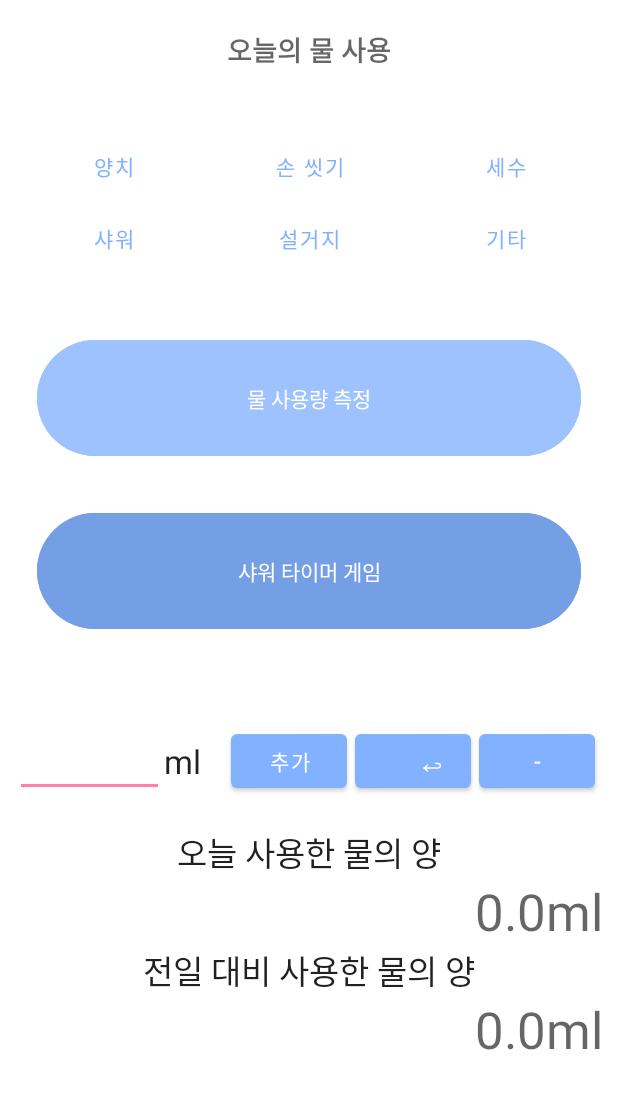
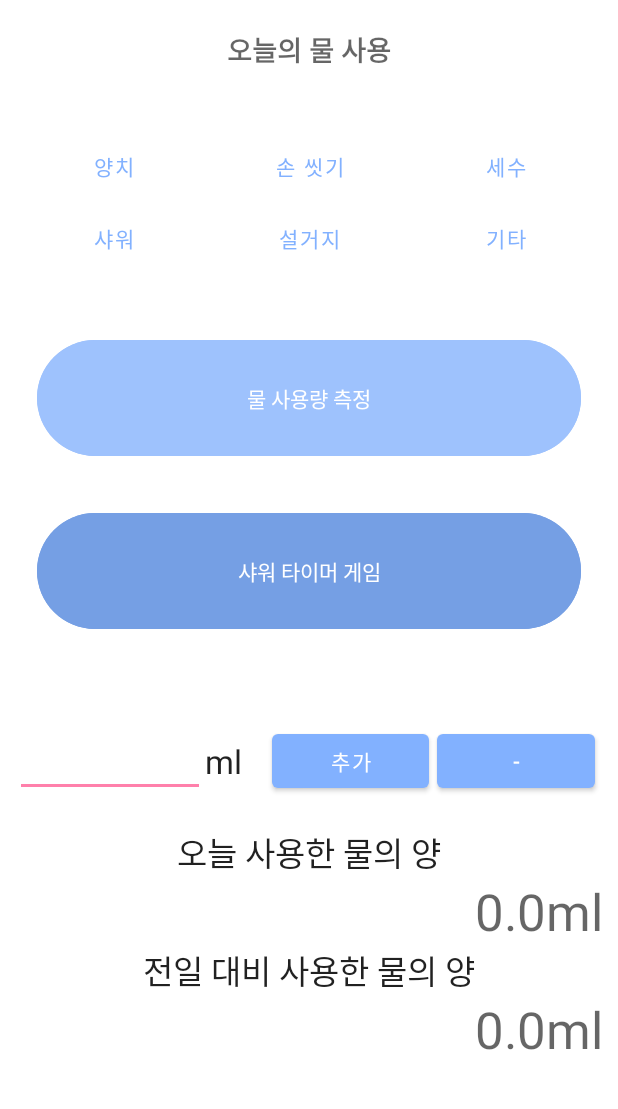
Before and after one commit to jihoi-kang/on-eco, an Android app: the screen it shows after launch (WriteWater), after a tap on "오늘의 물 사용 기록", on a phone screen of 412 x 824 dp, the part 73-1182 px from its top. Run offline under Robolectric (Android 15) with nearby library versions, the phone set to English and light mode, and no system bars.

Commit message:
수정내용 기억 안나요,,,

```diff
--- a/app/src/main/java/com/project/oneco/MainHome.java
+++ b/app/src/main/java/com/project/oneco/MainHome.java
@@ -7,6 +7,12 @@ import android.widget.Button;
 import android.widget.ImageButton;
 
 import androidx.appcompat.app.AppCompatActivity;
+
+import com.google.gson.Gson;
+import com.project.oneco.data.PreferenceManager;
+import com.project.oneco.data.TrashUsage;
+
+import java.util.Random;
 
 public class MainHome extends AppCompatActivity {
 
@@ -18,42 +24,43 @@ public class MainHome extends AppCompatActivity {
         // Activity간의 데이터 공유를 위한 application 가져오기
         OnEcoApplication application = (OnEcoApplication) getApplication();
 
+
         // SharedPreference에 임의의 데이터 삽입
-//        PreferenceManager preferenceManager = PreferenceManager.getInstance(this);
-//        Random random = new Random();
-//        for(int i = 1; i < 31; i++) {
-//            TrashUsage trashUsage = new TrashUsage();
-//            float emptyBottle = random.nextInt(300);
-//            float can = random.nextInt(300);
-//            float plasticBag = random.nextInt(300);
-//            float paper = random.nextInt(300);
-//            float plastic = random.nextInt(300);
-//            float trashEtc = random.nextInt(300);
-//            float disposableSpoon = random.nextInt(300);
-//            float disposableCup = random.nextInt(300);
-//            float tissue = random.nextInt(300);
-//            float total = emptyBottle + can + plasticBag + paper + plastic + trashEtc + disposableSpoon + disposableCup + tissue;
-//
-//            trashUsage.setEmpty_bottle(emptyBottle);
-//            trashUsage.setCan(can);
-//            trashUsage.setPlastic_bag(plasticBag);
-//            trashUsage.setPaper(paper);
-//            trashUsage.setPlastic(plastic);
-//            trashUsage.setTrashEtc(trashEtc);
-//            trashUsage.setDisposable_spoon(disposableSpoon);
-//            trashUsage.setDisposable_cup(disposableCup);
-//            trashUsage.setTissue(tissue);
-//            trashUsage.setTrashTotal(total);
-//
-//            String day;
-//            if (i < 10) {
-//                day = "0" + i;
-//            } else {
-//                day = "" + i;
-//            }
-//
-//            preferenceManager.putString("2107" + day + "-trash-usage", new Gson().toJson(trashUsage));
-//        }
+        PreferenceManager preferenceManager = PreferenceManager.getInstance(this);
+        Random random = new Random();
+        for(int i = 1; i < 31; i++) {
+            TrashUsage trashUsage = new TrashUsage();
+            float emptyBottle = random.nextInt(300);
+            float can = random.nextInt(300);
+            float plasticBag = random.nextInt(300);
+            float paper = random.nextInt(300);
+            float plastic = random.nextInt(300);
+            float trashEtc = random.nextInt(300);
+            float disposableSpoon = random.nextInt(300);
+            float disposableCup = random.nextInt(300);
+            float tissue = random.nextInt(300);
+            float total = emptyBottle + can + plasticBag + paper + plastic + trashEtc + disposableSpoon + disposableCup + tissue;
+
+            trashUsage.setEmpty_bottle(emptyBottle);
+            trashUsage.setCan(can);
+            trashUsage.setPlastic_bag(plasticBag);
+            trashUsage.setPaper(paper);
+            trashUsage.setPlastic(plastic);
+            trashUsage.setTrashEtc(trashEtc);
+            trashUsage.setDisposable_spoon(disposableSpoon);
+            trashUsage.setDisposable_cup(disposableCup);
+            trashUsage.setTissue(tissue);
+            trashUsage.setTrashTotal(total);
+
+            String day;
+            if (i < 10) {
+                day = "0" + i;
+            } else {
+                day = "" + i;
+            }
+
+            preferenceManager.putString("2107" + day + "-trash-usage", new Gson().toJson(trashUsage));
+        }
 
         // 포인트 값 임의 조정
         //application.setPoint(-1500);
--- a/app/src/main/java/com/project/oneco/WriteTrash.java
+++ b/app/src/main/java/com/project/oneco/WriteTrash.java
@@ -94,7 +94,6 @@ public class WriteTrash extends AppCompatActivity implements AdapterView.OnItemC
         Button Btn_empty_bottle = findViewById(R.id.Btn_empty_bottle);
         Button Btn_etc = findViewById(R.id.Btn_etc);
         Button Btn_add = findViewById(R.id.Btn_add);
-        Button Btn_restore = findViewById(R.id.Btn_restore);
         Button Btn_sub = findViewById(R.id.Btn_sub);
 
         etItemWeight.addTextChangedListener(new TextWatcher() {
@@ -301,13 +300,6 @@ public class WriteTrash extends AppCompatActivity implements AdapterView.OnItemC
                     TXT_today_trash_input.setText(total + "g");
                     setPreSavedTrash(total);
                 }
-            }
-        });
-
-        Btn_restore.setOnClickListener(new View.OnClickListener() {
-            @Override
-            public void onClick(View view) {
-
             }
         });
 
--- a/app/src/main/java/com/project/oneco/WriteWater.java
+++ b/app/src/main/java/com/project/oneco/WriteWater.java
@@ -30,7 +30,6 @@ public class WriteWater extends AppCompatActivity {
     TextView TXT_saved_water;
 
     Button Btn_add;
-    Button Btn_restore;
     Button Btn_sub;
 
     private PreferenceManager preferenceManager;
@@ -55,7 +54,6 @@ public class WriteWater extends AppCompatActivity {
 
         ET_UserInputWater = findViewById(R.id.UserInputWater);
         Btn_add = findViewById(R.id.Btn_add);
-        Btn_restore = findViewById(R.id.Btn_restore);
         Btn_sub = findViewById(R.id.Btn_sub);
         TXT_today_water_input = findViewById(R.id.TXT_today_water_input);
         TXT_saved_water = findViewById(R.id.TXT_saved_water);
@@ -237,19 +235,11 @@ public class WriteWater extends AppCompatActivity {
             }
         });
 
-        Btn_restore.setOnClickListener(new View.OnClickListener() {
-            @Override
-            public void onClick(View view) {
-
-            }
-        });
-
         // 빼기 버튼 눌렀을 때
         Btn_sub.setOnClickListener(new View.OnClickListener() {
             @Override
             public void onClick(View view) {
-                // todo: string == (X) equals(O)
-                if (application.waterType == "") {
+                if (application.waterType.equals("")) {
                     Toast.makeText(getApplicationContext(), "사용한 물의 유형을 먼저 선택해주세요", Toast.LENGTH_SHORT).show();
                 } else {
                     // 사용자 입력값인 editText의 값을 변환 후, 변수 inputWater에 저장
@@ -272,6 +262,12 @@ public class WriteWater extends AppCompatActivity {
                         waterUsage = gson.fromJson(waterUsageStr, WaterUsage.class);
                     }
 
+                    // 물 전체 사용량(ml) 구하기
+                    float waterTotal = waterUsage.getTooth() + waterUsage.getHand()
+                            + waterUsage.getFace() + waterUsage.getShower()
+                            + waterUsage.getDish() + waterUsage.getEtcWater();
+
+                    if(waterTotal - inputWater > 0){
                         // 물 타입에 따라 사용자가 직접 입력한 값이 들어감
                         if (application.waterType.equals("tooth")) {
                             float tooth = waterUsage.getTooth();
@@ -293,10 +289,10 @@ public class WriteWater extends AppCompatActivity {
                             waterUsage.setEtcWater(etc_water - inputWater);
                         }
 
-                    // 물 전체 사용량(ml) 구하기
-                    float waterTotal = waterUsage.getTooth() + waterUsage.getHand()
-                            + waterUsage.getFace() + waterUsage.getShower()
-                            + waterUsage.getDish() + waterUsage.getEtcWater();
+//                        // 물 전체 사용량(ml) 구하기
+//                        float waterTotal = waterUsage.getTooth() + waterUsage.getHand()
+//                                + waterUsage.getFace() + waterUsage.getShower()
+//                                + waterUsage.getDish() + waterUsage.getEtcWater();
                         waterUsage.setWaterTotal(waterTotal);
                         TXT_today_water_input.setText(waterTotal + "ml");
 
@@ -307,7 +303,7 @@ public class WriteWater extends AppCompatActivity {
                         Log.d("jay", "key: " + key);
                         Log.d("jay", "waterUsageStr: " + waterUsageStr);
                         Log.d("jay", "waterTotal: " + waterTotal);
-
+                    }
 
                     // 전일 대비 절약한 물의 양.
                     setPreSavedWater(waterTotal);
--- a/app/src/main/res/layout/activity_write_trash.xml
+++ b/app/src/main/res/layout/activity_write_trash.xml
@@ -201,17 +201,6 @@
                 tools:ignore="TouchTargetSizeCheck" />
 
             <Button
-                android:id="@+id/Btn_restore"
-                android:layout_width="wrap_content"
-                android:layout_height="48dp"
-                android:layout_gravity="right|center_horizontal"
-                android:layout_marginRight="5dp"
-                android:layout_weight="1"
-                android:gravity="center"
-                android:text="↩"
-                android:textSize="20sp" />
-
-            <Button
                 android:id="@+id/Btn_sub"
                 android:layout_width="wrap_content"
                 android:layout_height="wrap_content"
--- a/app/src/main/res/layout/activity_write_water.xml
+++ b/app/src/main/res/layout/activity_write_water.xml
@@ -222,17 +222,6 @@
                         tools:ignore="TouchTargetSizeCheck" />
 
                     <Button
-                        android:id="@+id/Btn_restore"
-                        android:layout_width="wrap_content"
-                        android:layout_height="48dp"
-                        android:layout_gravity="right|center_horizontal"
-                        android:layout_marginRight="5dp"
-                        android:layout_weight="1"
-                        android:gravity="center|right"
-                        android:text="↩"
-                        android:textSize="20sp" />
-
-                    <Button
                         android:id="@+id/Btn_sub"
                         android:layout_width="wrap_content"
                         android:layout_height="wrap_content"
```
Lines whose indentation alone changed are shown as unchanged.
